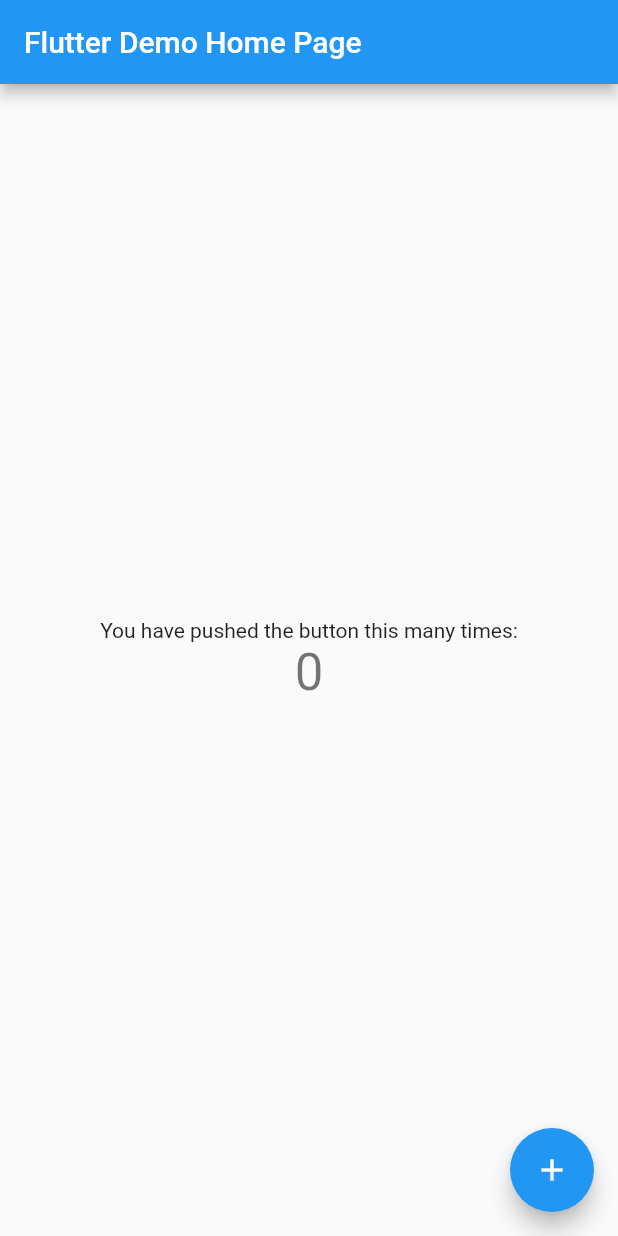
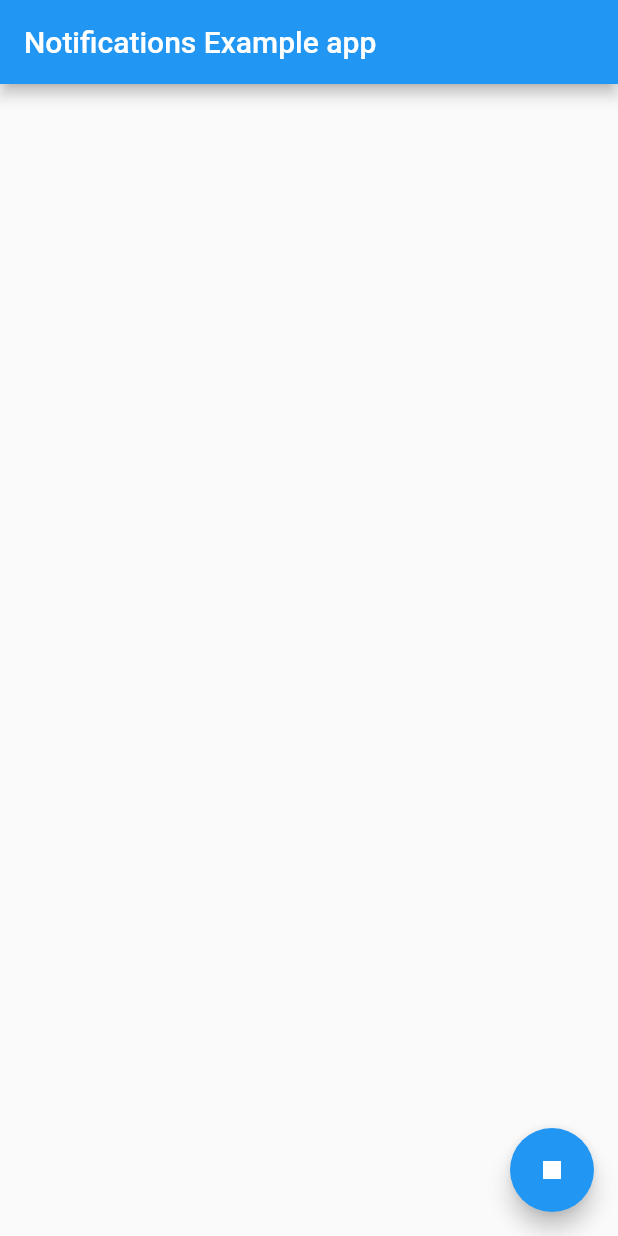
Before and after one commit to mohamedkuch/flutter-push-mess, a Flutter app: the screen it shows after launch, on a phone screen of 412 x 824 dp. Run offline on Flutter 3.47's test engine with Material 2 defaults, Android fonts, the phone set to English and light mode, and no system bars; our stand-ins replace firebase_core; missing offline and left inert: notifications, onesignal_flutter; accounts and stored records are empty.

Commit message:
update app

```diff
--- a/push_app/lib/main.dart
+++ b/push_app/lib/main.dart
@@ -1,7 +1,12 @@
+// ignore_for_file: unnecessary_new
+
+import 'dart:async';
+
 import 'package:flutter/material.dart';
 import 'package:onesignal_flutter/onesignal_flutter.dart';
 import 'package:firebase_core/firebase_core.dart';
 import 'firebase_options.dart';
+import 'package:notifications/notifications.dart';
 
 void main() async {
   WidgetsFlutterBinding.ensureInitialized();
@@ -36,12 +41,43 @@
 }
 
 class _MyHomePageState extends State<MyHomePage> {
-  int _counter = 0;
+  Notifications? _notifications;
+  StreamSubscription<NotificationEvent>? _subscription;
+  List<NotificationEvent> _log = [];
+  bool started = false;
 
   @override
   void initState() {
     super.initState();
     configOneSignel();
+    initPlatformState();
+  }
+
+  // Platform messages are asynchronous, so we initialize in an async method.
+  Future<void> initPlatformState() async {
+    startListening();
+  }
+
+  void onData(NotificationEvent event) {
+    setState(() {
+      _log.add(event);
+    });
+    print("##### onData" + event.toString());
+  }
+
+  void startListening() {
+    _notifications = Notifications();
+    try {
+      _subscription = _notifications!.notificationStream!.listen(onData);
+      setState(() => started = true);
+    } on NotificationException catch (exception) {
+      print(exception);
+    }
+  }
+
+  void stopListening() {
+    _subscription?.cancel();
+    setState(() => started = false);
   }
 
   Future<void> configOneSignel() async {
@@ -52,36 +88,61 @@
     });
   }
 
-  void _incrementCounter() {
-    setState(() {
-      _counter++;
-    });
-  }
-
   @override
   Widget build(BuildContext context) {
-    return Scaffold(
-      appBar: AppBar(
-        title: Text(widget.title),
+    return new MaterialApp(
+      home: new Scaffold(
+        appBar: new AppBar(
+          title: const Text('Notifications Example app'),
         ),
-      body: Center(
+        body: new Center(
+          child: new ListView.builder(
+            itemCount: _log.length,
+            reverse: true,
+            itemBuilder: (BuildContext context, int idx) {
+              final entry = _log[idx];
+              return Padding(
+                padding: const EdgeInsets.all(10.0),
                 child: Column(
-          mainAxisAlignment: MainAxisAlignment.center,
                   children: <Widget>[
-            const Text(
-              'You have pushed the button this many times:',
+                    Container(
+                      alignment: Alignment.centerLeft,
+                      padding: const EdgeInsets.only(bottom: 10.0),
+                      child: Text(
+                        entry.title.toString(),
+                        style: const TextStyle(
+                          fontWeight: FontWeight.bold,
                         ),
-            Text(
-              '$_counter',
-              style: Theme.of(context).textTheme.headline4,
                       ),
+                    ),
+                    Container(
+                      alignment: Alignment.centerLeft,
+                      child: Text(
+                        entry.message.toString(),
+                      ),
+                    ),
+                    Container(
+                      alignment: Alignment.centerRight,
+                      child: Text(
+                        entry.timeStamp.toString().substring(0, 19),
+                        style: const TextStyle(
+                          fontSize: 10,
+                        ),
+                      ),
+                    ),
+                    const Divider(),
                   ],
                 ),
+              );
+            },
           ),
-      floatingActionButton: FloatingActionButton(
-        onPressed: _incrementCounter,
-        tooltip: 'Increment',
-        child: const Icon(Icons.add),
+        ),
+        floatingActionButton: new FloatingActionButton(
+          onPressed: started ? stopListening : startListening,
+          tooltip: 'Start/Stop sensing',
+          child:
+              started ? const Icon(Icons.stop) : const Icon(Icons.play_arrow),
+        ),
       ),
     );
   }
--- a/push_app/pubspec.yaml
+++ b/push_app/pubspec.yaml
@@ -36,6 +36,7 @@
   cupertino_icons: ^1.0.2
   onesignal_flutter: ^3.3.0
   firebase_core: ^1.14.0
+  notifications: ^2.0.1
 
 dev_dependencies:
   flutter_test:
```
Also changed, not shown: push_app/pubspec.lock, 6 other files. Lines whose indentation alone changed are shown as unchanged.
